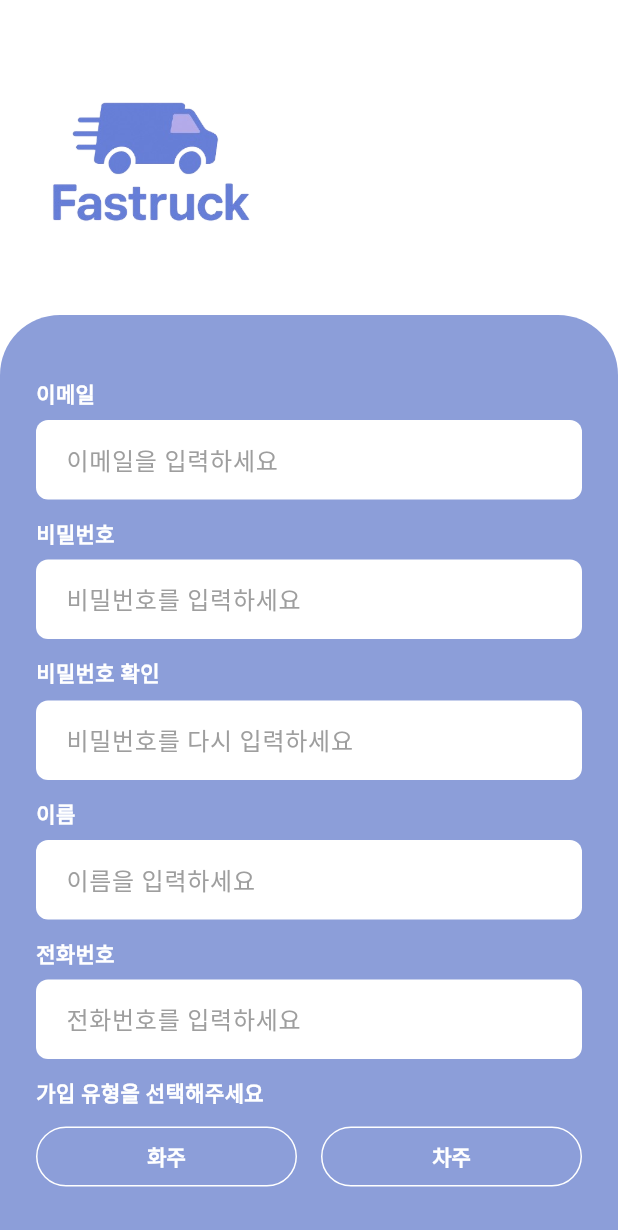
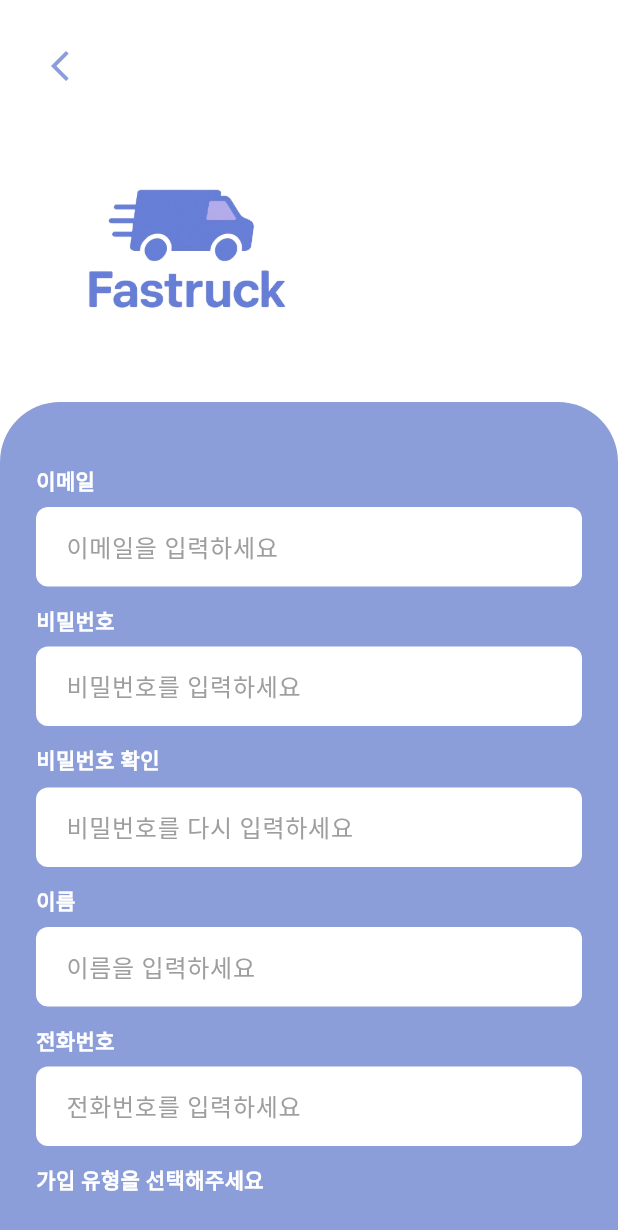
Before and after one commit to shiroHSG/Fastruck, a Flutter app: the SignUpPage screen opened directly, on a phone screen of 412 x 824 dp. Shown: the top 1230 px of the screen. Run offline on Flutter 3.47's test engine with Material 3 defaults, Android fonts, the light colour scheme and no system bars; Roboto replaces fonts that are missing (GowunGothic).

Commit message:
update sign up

```diff
--- a/src/main/flutter_app/lib/login/login.dart
+++ b/src/main/flutter_app/lib/login/login.dart
@@ -1,3 +1,4 @@
+// 로그인 전체 구조
 import 'package:flutter/material.dart';
 
 import '../app_theme.dart';
--- a/src/main/flutter_app/lib/login/login_footer.dart
+++ b/src/main/flutter_app/lib/login/login_footer.dart
@@ -1,5 +1,5 @@
+// 하단 회원가입
 import 'package:flutter/material.dart';
-
 import '../sign up/signup.dart';
 
 class LoginFooter extends StatelessWidget {
--- a/src/main/flutter_app/lib/login/login_form.dart
+++ b/src/main/flutter_app/lib/login/login_form.dart
@@ -1,3 +1,5 @@
+// 이메일/비번 입력 및 버튼
+// 로그인 처리 부분
 import 'package:flutter/material.dart';
 import '../app_theme.dart';
 import 'login_footer.dart';
--- a/src/main/flutter_app/lib/login/login_logo.dart
+++ b/src/main/flutter_app/lib/login/login_logo.dart
@@ -1,3 +1,4 @@
+// 상단 로고 영역
 import 'package:flutter/material.dart';
 
 class LoginLogo extends StatelessWidget {
--- a/src/main/flutter_app/lib/sign up/signup.dart
+++ b/src/main/flutter_app/lib/sign up/signup.dart
@@ -1,17 +1,10 @@
+// 전체 페이지 뼈대
 import 'package:flutter/material.dart';
+import '../app_theme.dart';
+import 'signup_form.dart';
 
-import '../app_theme.dart';
-import 'join_type_selector.dart';
-
-class SignUpPage extends StatefulWidget {
+class SignUpPage extends StatelessWidget {
   const SignUpPage({super.key});
-
-  @override
-  State<SignUpPage> createState() => _SignUpPageState();
-}
-
-class _SignUpPageState extends State<SignUpPage> {
-  String? selectedJoinType; // 화주 또는 차주
 
   @override
   Widget build(BuildContext context) {
@@ -20,113 +13,32 @@ class _SignUpPageState extends State<SignUpPage> {
       body: Column(
         crossAxisAlignment: CrossAxisAlignment.start,
         children: [
-          const SizedBox(height: 10),
-          Image.asset(
-            'assets/image/logo1.png',
-            width: 200,
-          ),
-          Expanded(
-            child: Container(
-              width: double.infinity,
-              padding: const EdgeInsets.symmetric(horizontal: 24, vertical: 30),
-              decoration: const BoxDecoration(
-                color: AppColors.primary,
-                borderRadius: BorderRadius.only(
-                  topLeft: Radius.circular(40),
-                  topRight: Radius.circular(40),
-                ),
-              ),
-              child: SingleChildScrollView(
-                child: Column(
-                  crossAxisAlignment: CrossAxisAlignment.start,
-                  children: [
-                    const _InputLabel(text: '이메일'),
-                    const _InputField(hint: '이메일을 입력하세요'),
-                    const _InputLabel(text: '비밀번호'),
-                    const _InputField(hint: '비밀번호를 입력하세요', obscure: true),
-                    const _InputLabel(text: '비밀번호 확인'),
-                    const _InputField(hint: '비밀번호를 다시 입력하세요', obscure: true),
-                    const _InputLabel(text: '이름'),
-                    const _InputField(hint: '이름을 입력하세요'),
-                    const _InputLabel(text: '전화번호'),
-                    const _InputField(hint: '전화번호를 입력하세요'),
+          const SizedBox(height: 20),
 
-                    const _InputLabel(text: '가입 유형을 선택해주세요'),
-                    JoinTypeSelector(
-                      onChanged: (value) {
-                        setState(() {
-                          selectedJoinType = value;
-                        });
-                      },
-                    ),
-
-                    const SizedBox(height: 30),
-                    SizedBox(
-                      width: double.infinity,
-                      child: ElevatedButton(
-                        style: ElevatedButton.styleFrom(
-                          backgroundColor: Colors.white,
-                          foregroundColor: AppColors.primary,
-                          textStyle: const TextStyle(fontWeight: FontWeight.bold),
-                          padding: const EdgeInsets.symmetric(vertical: 16),
-                          shape: RoundedRectangleBorder(
-                            borderRadius: BorderRadius.circular(10),
-                          ),
-                        ),
-                        onPressed: () {
-                          print('선택된 가입유형: $selectedJoinType');
-                          // 회원가입 처리
-                        },
-                        child: const Text('회원가입'),
-                      ),
-                    ),
-                  ],
-                ),
-              ),
+          // 뒤로가기 버튼
+          Padding(
+            padding: const EdgeInsets.symmetric(horizontal: 16),
+            child: IconButton(
+              icon: const Icon(Icons.arrow_back_ios_new, size: 24),
+              color: AppColors.primary,
+              onPressed: () {
+                Navigator.pop(context); // 로그인 페이지로 돌아가기
+              },
             ),
           ),
+
+          // 로고
+          Padding(
+            padding: const EdgeInsets.symmetric(horizontal: 24),
+            child: Image.asset(
+              'assets/image/logo1.png',
+              width: 200,
+            ),
+          ),
+
+          const Expanded(child: SignUpForm()),
         ],
       ),
     );
   }
 }
-
-// 공통 위젯들
-class _InputLabel extends StatelessWidget {
-  final String text;
-  const _InputLabel({required this.text});
-
-  @override
-  Widget build(BuildContext context) {
-    return Padding(
-      padding: const EdgeInsets.only(top: 12, bottom: 8),
-      child: Text(
-        text,
-        style: const TextStyle(color: Colors.white, fontWeight: FontWeight.bold),
-      ),
-    );
-  }
-}
-
-class _InputField extends StatelessWidget {
-  final String hint;
-  final bool obscure;
-  const _InputField({required this.hint, this.obscure = false});
-
-  @override
-  Widget build(BuildContext context) {
-    return TextField(
-      obscureText: obscure,
-      decoration: InputDecoration(
-        hintText: hint,
-        fillColor: Colors.white,
-        filled: true,
-        contentPadding: const EdgeInsets.symmetric(horizontal: 16, vertical: 14),
-        border: OutlineInputBorder(
-          borderRadius: BorderRadius.circular(8),
-          borderSide: BorderSide.none,
-        ),
-      ),
-    );
-  }
-}
--- /dev/null
+++ b/src/main/flutter_app/lib/sign up/signup_form.dart
@@ -0,0 +1,76 @@
+// 입력 필드 + 가입유형 + 버튼
+import 'package:flutter/material.dart';
+import 'package:flutter_app/sign%20up/signup_input_field.dart';
+import 'package:flutter_app/sign%20up/signup_label.dart';
+import '../app_theme.dart';
+import 'join_type_selector.dart';
+
+class SignUpForm extends StatefulWidget {
+  const SignUpForm({super.key});
+
+  @override
+  State<SignUpForm> createState() => _SignUpFormState();
+}
+
+class _SignUpFormState extends State<SignUpForm> {
+  String? selectedJoinType;
+
+  @override
+  Widget build(BuildContext context) {
+    return Container(
+      width: double.infinity,
+      padding: const EdgeInsets.symmetric(horizontal: 24, vertical: 30),
+      decoration: const BoxDecoration(
+        color: AppColors.primary,
+        borderRadius: BorderRadius.only(
+          topLeft: Radius.circular(40),
+          topRight: Radius.circular(40),
+        ),
+      ),
+      child: SingleChildScrollView(
+        child: Column(
+          crossAxisAlignment: CrossAxisAlignment.start,
+          children: [
+            const SignUpLabel(text: '이메일'),
+            const SignUpInputField(hint: '이메일을 입력하세요'),
+            const SignUpLabel(text: '비밀번호'),
+            const SignUpInputField(hint: '비밀번호를 입력하세요', obscure: true),
+            const SignUpLabel(text: '비밀번호 확인'),
+            const SignUpInputField(hint: '비밀번호를 다시 입력하세요', obscure: true),
+            const SignUpLabel(text: '이름'),
+            const SignUpInputField(hint: '이름을 입력하세요'),
+            const SignUpLabel(text: '전화번호'),
+            const SignUpInputField(hint: '전화번호를 입력하세요'),
+            const SignUpLabel(text: '가입 유형을 선택해주세요'),
+            JoinTypeSelector(
+              onChanged: (value) {
+                setState(() {
+                  selectedJoinType = value;
+                });
+              },
+            ),
+            const SizedBox(height: 30),
+            SizedBox(
+              width: double.infinity,
+              child: ElevatedButton(
+                style: ElevatedButton.styleFrom(
+                  backgroundColor: Colors.white,
+                  foregroundColor: AppColors.primary,
+                  textStyle: const TextStyle(fontWeight: FontWeight.bold),
+                  padding: const EdgeInsets.symmetric(vertical: 16),
+                  shape: RoundedRectangleBorder(
+                    borderRadius: BorderRadius.circular(10),
+                  ),
+                ),
+                onPressed: () {
+                  print('선택된 가입유형: $selectedJoinType');
+                },
+                child: const Text('회원가입'),
+              ),
+            ),
+          ],
+        ),
+      ),
+    );
+  }
+}
--- /dev/null
+++ b/src/main/flutter_app/lib/sign up/signup_input_field.dart
@@ -0,0 +1,25 @@
+// 이메일/비번 등 공통 입력창 위젯
+import 'package:flutter/material.dart';
+
+class SignUpInputField extends StatelessWidget {
+  final String hint;
+  final bool obscure;
+  const SignUpInputField({super.key, required this.hint, this.obscure = false});
+
+  @override
+  Widget build(BuildContext context) {
+    return TextField(
+      obscureText: obscure,
+      decoration: InputDecoration(
+        hintText: hint,
+        fillColor: Colors.white,
+        filled: true,
+        contentPadding: const EdgeInsets.symmetric(horizontal: 16, vertical: 14),
+        border: OutlineInputBorder(
+          borderRadius: BorderRadius.circular(8),
+          borderSide: BorderSide.none,
+        ),
+      ),
+    );
+  }
+}
--- /dev/null
+++ b/src/main/flutter_app/lib/sign up/signup_label.dart
@@ -0,0 +1,21 @@
+// 필드 제목 (_InputLabel 분리)
+import 'package:flutter/material.dart';
+
+class SignUpLabel extends StatelessWidget {
+  final String text;
+  const SignUpLabel({super.key, required this.text});
+
+  @override
+  Widget build(BuildContext context) {
+    return Padding(
+      padding: const EdgeInsets.only(top: 12, bottom: 8),
+      child: Text(
+        text,
+        style: const TextStyle(
+          color: Colors.white,
+          fontWeight: FontWeight.bold,
+        ),
+      ),
+    );
+  }
+}
```
